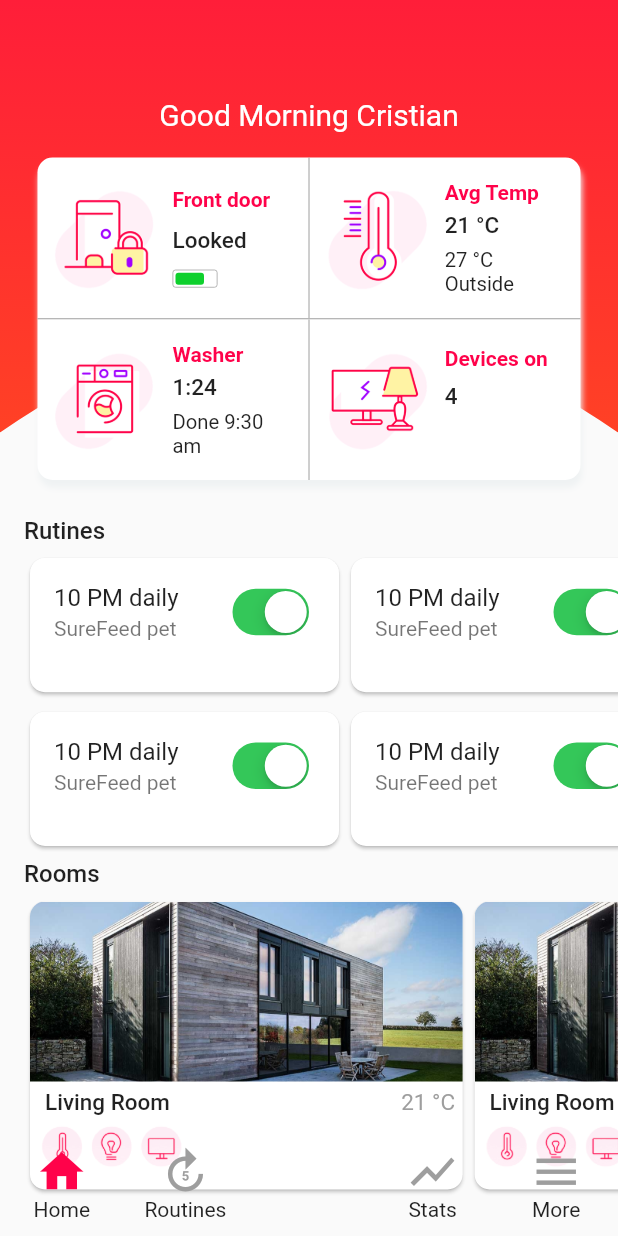
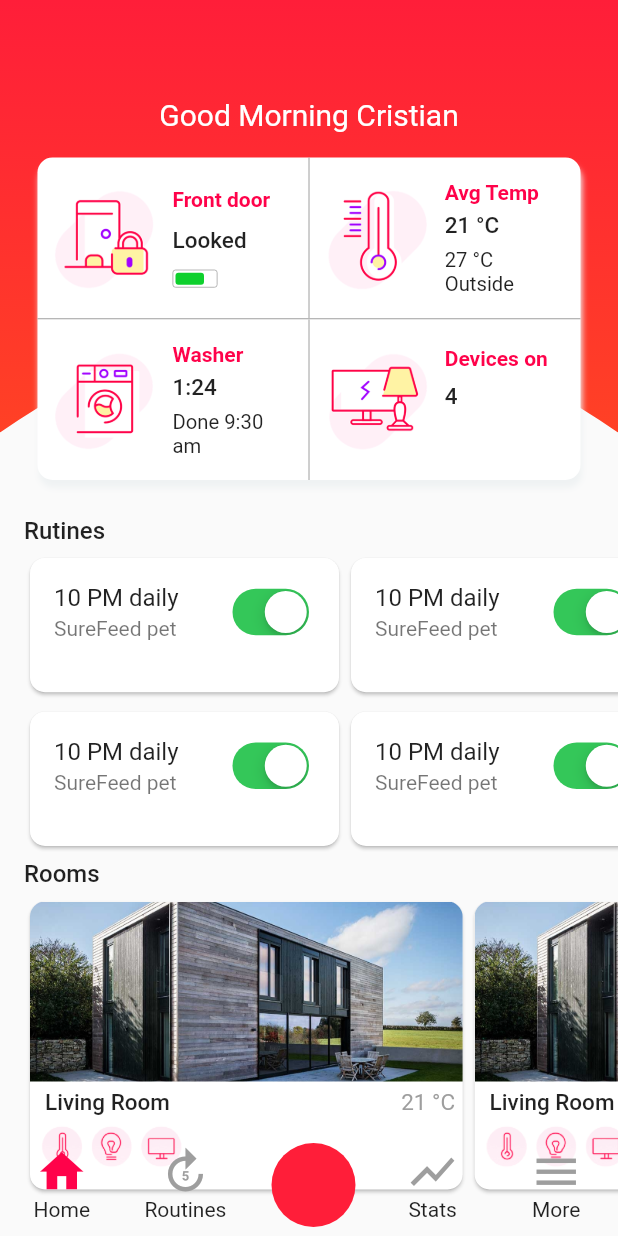
Before and after one commit to cristianfchq/flutter_smart_home_app, a Flutter app: the screen it shows after launch, on a phone screen of 412 x 824 dp. Run offline on Flutter 3.47's test engine with Material 2 defaults, Android fonts, the phone set to English and light mode, and no system bars; project files that could hold a hidden picture were left out.

Commit message:
to put a circle of color red

```diff
--- a/lib/main.dart
+++ b/lib/main.dart
@@ -4,6 +4,7 @@ import 'package:flutter_smart_home_app/bloc/theme.bloc.dart';
 import 'package:flutter_smart_home_app/bottom-bar.dart';
 import 'package:flutter_smart_home_app/configs/themes.dart';
 import 'package:flutter_smart_home_app/curve-clipper.dart';
+import 'dart:math' as math;
 
 //nueva rama (nuevo branch)
 
@@ -270,6 +271,95 @@ class _SmartHomeState extends State<SmartHome>
             width: media.width,
             height: 70,
             child: BottomBar(),
+          ),
+          //overlay
+          Positioned(
+            top: 0,
+            child: FadeTransition(
+              opacity: _controller,
+              child: GestureDetector(
+                onTap: (){
+                  _controller.reverse();
+                },
+                child: Container(
+                  width: _heightAnimation.value > 5 ? media.width : 0,
+                  height: _heightAnimation.value > 5 ? media.width : 0,
+                  color: Colors.black54,
+                ),
+              ),
+            ),
+          ),
+          Positioned(
+            width: 56,//width of floating btn
+            height: _heightAnimation.value,
+            bottom: 28,//middle of floating btn
+            left: (media.width / 2) - 25,
+            child: Container(
+              decoration: BoxDecoration(
+                color: Color(0xffff1e39),
+                borderRadius: BorderRadius.only(
+                  topLeft: Radius.circular(30),
+                  topRight: Radius.circular(30),
+                  bottomLeft: Radius.circular(5),
+                  bottomRight: Radius.circular(5),
+                ),
+              ),
+              child: Padding(
+                padding: const EdgeInsets.only(top: 5,bottom: 30,),
+                child: Column(
+                  mainAxisAlignment: MainAxisAlignment.spaceEvenly,
+                  crossAxisAlignment: CrossAxisAlignment.center,
+                  children: <Widget>[
+                    Visibility(
+                      //prevent error inside animation
+                      visible: _heightAnimation.value > 210,//prevent error inside animation
+                      child: Icon(
+                        Icons.history,
+                        color: Colors.white,
+                        size: _iconSizeAnimation.value,
+                      ),
+                    ),
+                    Visibility(
+                      //prevent error inside animation
+                      visible: _heightAnimation.value > 160,//prevent error inside animation
+                      child: Icon(
+                        Icons.history,
+                        color: Colors.white,
+                        size: _iconSizeAnimation.value,
+                      ),
+                    ),
+                    Visibility(
+                      //prevent error inside animation
+                      visible: _heightAnimation.value > 90,//prevent error inside animation
+                      child: Icon(
+                        Icons.history,
+                        color: Colors.white,
+                        size: _iconSizeAnimation.value,
+                      ),
+                    ),
+                  ],
+                ),
+              ),
+            ),
+          ),
+          Positioned(
+            bottom: 6,
+            left: (media.width / 2) - 25,
+            child: FloatingActionButton(
+              elevation: 0,
+              heroTag: null,
+              backgroundColor: Color(0xffff1e39),
+              child: AnimatedBuilder(
+                animation: _controller,
+                builder: (BuildContext context , Widget child){
+                  return Transform(
+                    transform: Matrix4.rotationZ(_controller.value*0.5*math.pi),
+                    alignment: FractionalOffset.center,
+
+                  );
+                },
+              ),
+            ),
           ),
         ],
       ),
```
